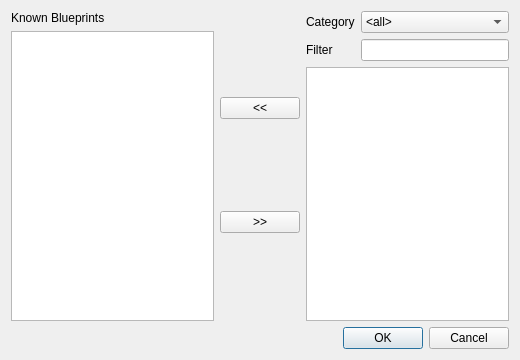
The window that starcheat/templates/Blueprints.ui (wizzomafizzo/starcheat) describes before a commit, drawn with Qt 5.
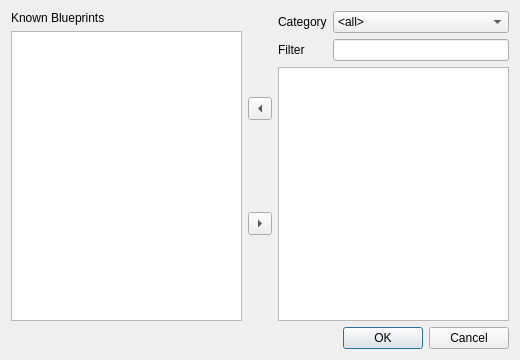
The same window after the commit.

```diff
--- a/starcheat/templates/Blueprints.ui
+++ b/starcheat/templates/Blueprints.ui
@@ -41,17 +41,23 @@
    <item row="0" column="1">
     <layout class="QGridLayout" name="gridLayout_3">
      <item row="0" column="0">
-      <widget class="QPushButton" name="add_button">
+      <widget class="QToolButton" name="add_button">
        <property name="text">
         <string>&lt;&lt;</string>
        </property>
+       <property name="arrowType">
+        <enum>Qt::LeftArrow</enum>
+       </property>
       </widget>
      </item>
      <item row="1" column="0">
-      <widget class="QPushButton" name="remove_button">
+      <widget class="QToolButton" name="remove_button">
        <property name="text">
         <string>&gt;&gt;</string>
        </property>
+       <property name="arrowType">
+        <enum>Qt::RightArrow</enum>
+       </property>
       </widget>
      </item>
     </layout>
```
Left out of the diff: 34 changed lines with no effect on the pictures.
